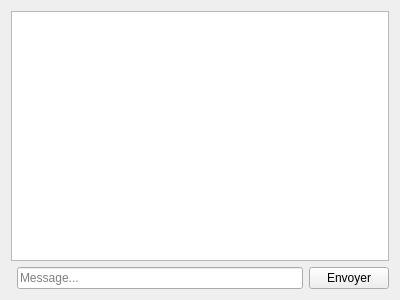
Before: the Qt Designer form Client/chat.ui in edoblette/QtChat, drawn with Qt 5.
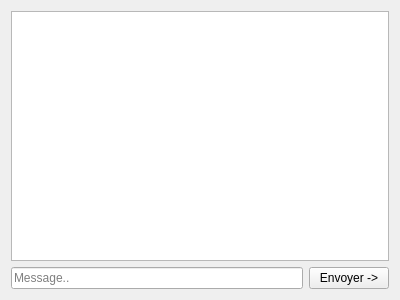
After: the same form once the commit is applied.

Diff of the .ui file:
```diff
--- a/Client/chat.ui
+++ b/Client/chat.ui
@@ -16,27 +16,23 @@
   <layout class="QGridLayout" name="gridLayout">
    <item row="0" column="0">
     <layout class="QGridLayout" name="gridLayout_2">
-     <item row="1" column="2">
-      <widget class="QPushButton" name="ui_messageSend">
-       <property name="text">
-        <string>Envoyer</string>
-       </property>
-      </widget>
-     </item>
-     <item row="1" column="1">
+     <item row="1" column="0">
       <widget class="QLineEdit" name="ui_messageEdit">
        <property name="placeholderText">
-        <string>Message...</string>
+        <string>Message..</string>
        </property>
       </widget>
      </item>
-     <item row="0" column="0" colspan="3">
-      <widget class="QTextEdit" name="ui_messageStream">
-       <property name="textInteractionFlags">
-        <set>Qt::NoTextInteraction</set>
+     <item row="1" column="1">
+      <widget class="QPushButton" name="ui_messageSend">
+       <property name="text">
+        <string>Envoyer -&gt;</string>
        </property>
       </widget>
      </item>
+     <item row="0" column="0" colspan="2">
+      <widget class="QPlainTextEdit" name="ui_messageStream"/>
+     </item>
     </layout>
    </item>
   </layout>
```
